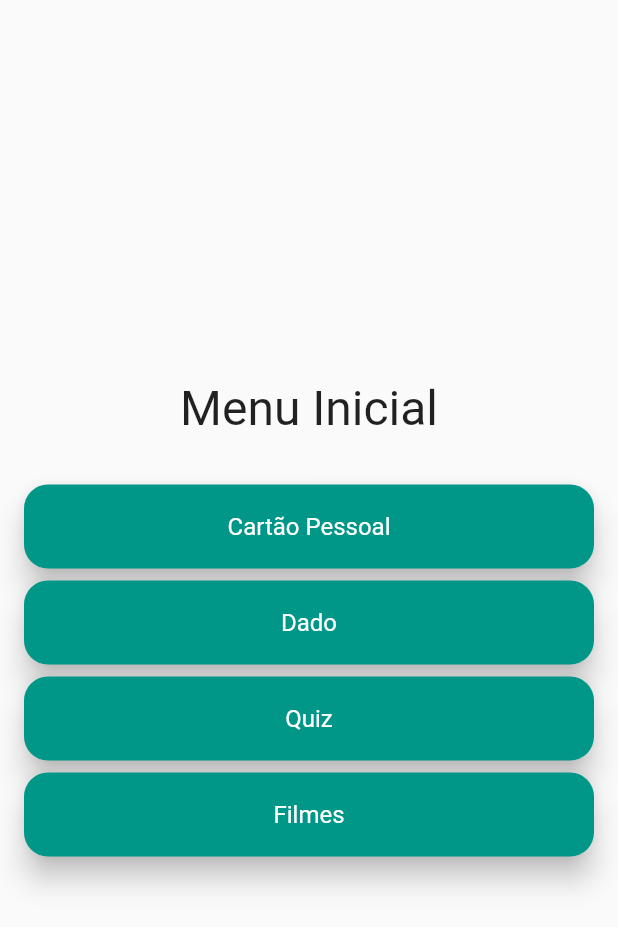
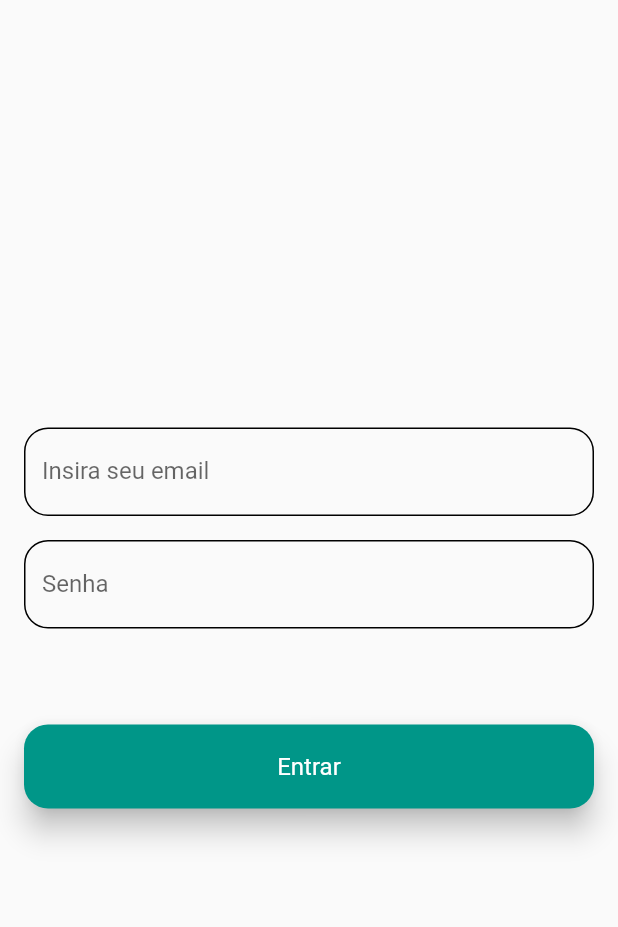
Before and after one commit to marcelopmont/1scjr, a Flutter app: the screen it shows after launch, on a phone screen of 412 x 824 dp. Shown: the top 927 px of the screen. Run offline on Flutter 3.47's test engine with Material 2 defaults, Android fonts, the phone set to English and light mode, and no system bars; our stand-ins replace firebase_auth; accounts and stored records are empty.

Commit message:
Authentication screen

```diff
--- a/lib/main.dart
+++ b/lib/main.dart
@@ -1,4 +1,6 @@
+import 'package:firebase_core/firebase_core.dart';
 import 'package:flutter/material.dart';
+import 'package:scjr1/screens/auth_screen.dart';
 import 'package:scjr1/screens/dice_screen.dart';
 import 'package:scjr1/screens/menu_screen.dart';
 import 'package:scjr1/screens/movies/movies_screen.dart';
@@ -6,7 +8,9 @@ import 'package:scjr1/screens/personal_card_screen.dart';
 import 'package:scjr1/screens/quiz/quiz_final_score_screen.dart';
 import 'package:scjr1/screens/quiz/quiz_screen.dart';
 
-void main() {
+void main() async {
+  WidgetsFlutterBinding.ensureInitialized();
+  await Firebase.initializeApp();
   runApp(const MyApp());
 }
 
@@ -20,7 +24,7 @@ class MyApp extends StatelessWidget {
       theme: ThemeData(
         primarySwatch: Colors.teal,
       ),
-      initialRoute: MenuScreen.id,
+      initialRoute: AuthScreen.id,
       routes: {
         MenuScreen.id: (context) => const MenuScreen(),
         PersonalCardScreen.id: (context) {
@@ -36,6 +40,7 @@ class MyApp extends StatelessWidget {
           return QuizFinalScoreScreen(arguments: arguments);
         },
         MoviesScreen.id: (context) => const MoviesScreen(),
+        AuthScreen.id: (context) => AuthScreen(),
       },
     );
   }
--- /dev/null
+++ b/lib/screens/auth_screen.dart
@@ -0,0 +1,92 @@
+import 'package:firebase_auth/firebase_auth.dart';
+import 'package:flutter/material.dart';
+import 'package:scjr1/screens/menu_screen.dart';
+import 'package:scjr1/widgets/rounded_button.dart';
+import 'package:scjr1/widgets/rounded_text_field.dart';
+
+class AuthScreen extends StatelessWidget {
+  static const String id = '/auth_screen';
+
+  AuthScreen({super.key});
+
+  var inputtedEmail = '';
+  var inputtedPassword = '';
+
+  @override
+  Widget build(BuildContext context) {
+    return Scaffold(
+      body: InkWell(
+        overlayColor: MaterialStateProperty.all(Colors.transparent),
+        onTap: () {
+          FocusScope.of(context).unfocus();
+        },
+        child: SafeArea(
+          child: Padding(
+            padding: const EdgeInsets.symmetric(horizontal: 16),
+            child: Center(
+              child: SingleChildScrollView(
+                child: Column(
+                  mainAxisSize: MainAxisSize.min,
+                  children: [
+                    RoundedTextField(
+                      label: 'Insira seu email',
+                      textInputType: TextInputType.emailAddress,
+                      onTextChange: (text) => inputtedEmail = text,
+                    ),
+                    const SizedBox(height: 16),
+                    RoundedTextField(
+                      label: 'Senha',
+                      obscureText: true,
+                      onTextChange: (text) => inputtedPassword = text,
+                    ),
+                    const SizedBox(height: 64),
+                    RoundedButton(
+                      text: 'Entrar',
+                      onPressed: () => authenticateUser(context),
+                    )
+                  ],
+                ),
+              ),
+            ),
+          ),
+        ),
+      ),
+    );
+  }
+
+  void authenticateUser(BuildContext context) {
+    final firebaseAuth = FirebaseAuth.instance;
+
+    firebaseAuth
+        .signInWithEmailAndPassword(
+      email: inputtedEmail,
+      password: inputtedPassword,
+    )
+        .then(
+      (userCredentials) {
+        Navigator.pushReplacementNamed(context, MenuScreen.id);
+      },
+    ).onError(
+      (error, stackTrace) {
+        firebaseAuth
+            .createUserWithEmailAndPassword(
+          email: inputtedEmail,
+          password: inputtedPassword,
+        )
+            .then((userCredentials) {
+          Navigator.pushReplacementNamed(context, MenuScreen.id);
+        }).onError(
+          (FirebaseAuthException error, stackTrace) {
+            ScaffoldMessenger.of(context).showSnackBar(
+              SnackBar(
+                content: Text(
+                  error.message ?? 'Ops, algo errado aconteceu',
+                ),
+              ),
+            );
+          },
+        );
+      },
+    );
+  }
+}
--- /dev/null
+++ b/lib/widgets/rounded_text_field.dart
@@ -0,0 +1,38 @@
+import 'package:flutter/material.dart';
+import 'package:flutter/services.dart';
+
+class RoundedTextField extends StatelessWidget {
+  const RoundedTextField({
+    super.key,
+    required this.label,
+    required this.onTextChange,
+    this.textInputType = TextInputType.text,
+    this.obscureText = false,
+  });
+
+  final String label;
+  final TextInputType textInputType;
+  final bool obscureText;
+  final Function(String) onTextChange;
+
+  @override
+  Widget build(BuildContext context) {
+    return TextField(
+      textInputAction: TextInputAction.next,
+      keyboardType: textInputType,
+      obscureText: obscureText,
+      onChanged: onTextChange,
+      decoration: InputDecoration(
+        labelText: label,
+        enabledBorder: OutlineInputBorder(
+          borderRadius: BorderRadius.circular(16),
+        ),
+        focusedBorder: OutlineInputBorder(
+          borderSide:
+              BorderSide(width: 3, color: Theme.of(context).primaryColor),
+          borderRadius: BorderRadius.circular(16),
+        ),
+      ),
+    );
+  }
+}
--- a/pubspec.yaml
+++ b/pubspec.yaml
@@ -36,6 +36,8 @@ dependencies:
   google_fonts: ^4.0.3
   url_launcher: ^6.1.10
   http: ^0.13.5
+  firebase_core: ^2.8.0
+  firebase_auth: ^4.3.0
 
 dev_dependencies:
   flutter_test:
```
Also changed, not shown: pubspec.lock, 8 other files.
